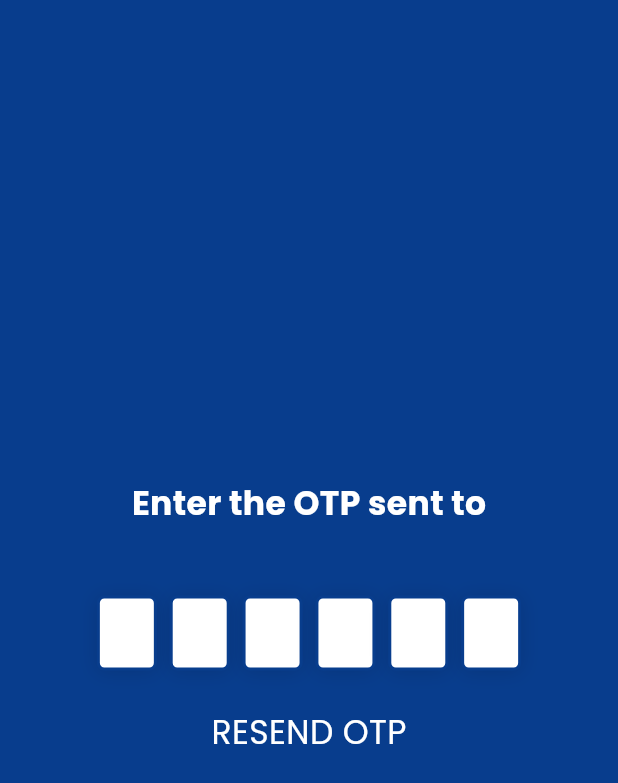
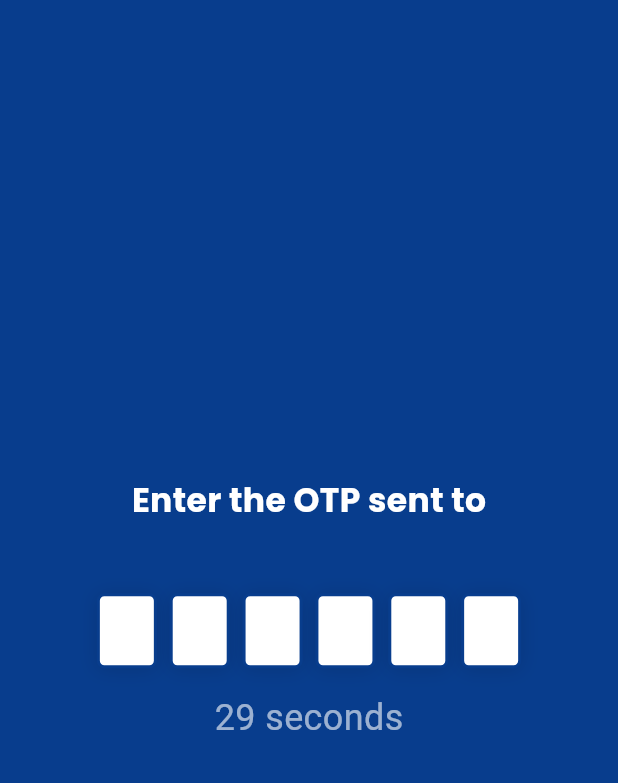
Before and after one commit to criteriontechFlutter/medvantage_kiosk, a Flutter app: the OtpView screen opened directly with empty values, on a phone screen of 412 x 824 dp. Shown: the top 783 px of the screen. Run offline on Flutter 3.47's test engine with Material 3 defaults, Android fonts, the phone set to English and light mode, and no system bars; drawn by our look-alikes of pin_code_fields; our stand-ins replace audioplayers, avatar_glow, blur, cached_network_image, carousel_slider, chewie and 60 more; missing offline and left inert: app_settings, audio_session, chart_sparkline, custom_searchable_dropdown, dart:ffi, encrypt and 22 more; accounts and stored records are empty; project files that could hold a hidden picture were left out.

Commit message:
"8 december nov"

```diff
--- a/lib/Pages/Login Through OTP/otp_view.dart
+++ b/lib/Pages/Login Through OTP/otp_view.dart
@@ -1,3 +1,5 @@
+
+import 'dart:async';
 
 import 'package:flutter/foundation.dart';
 import 'package:flutter/material.dart';
@@ -20,6 +22,29 @@ class OtpView extends StatefulWidget {
 }
 
 class _OtpViewState extends State<OtpView> {
+
+
+  int _seconds = 30;
+  late Timer _timer;
+
+  @override
+  void initState() {
+    super.initState();
+    _startTimer();
+  }
+
+  void _startTimer() {
+    _timer = Timer.periodic(Duration(seconds: 1), (timer) {
+      if (_seconds == 0) {
+        _timer.cancel();
+        // You can add code here to perform actions after the timer ends.
+      } else {
+        setState(() {
+          _seconds--;
+        });
+      }
+    });
+  }
   @override
   Widget build(BuildContext context) {
     var usernameOrNumber = widget.phonenumber;
@@ -120,14 +145,28 @@ class _OtpViewState extends State<OtpView> {
                               },
                             ),
                           ),
+                      Text(
+                        _seconds.toString()=='0'?'':'$_seconds seconds',
+                        style: TextStyle(fontSize: 24,color: Colors.white60),
+                      ),
                           const SizedBox(height: 10),
-                          InkWell(
+                          Visibility(
+                            visible: _seconds.toString()=='0',
+
+                            child: InkWell(
                               onTap: (){
                                 modal.loginThroughOTP(context,  widget.phonenumber.toString());
+                                setState(() {
+                                  _seconds=30;
+                                });
+                                _startTimer();
                               },
                               child: Text(
                                 localization.getLocaleData.resendOTP.toString(),
                                 style: MyTextTheme().veryLargeWCN,
+                              ),
+
+
                             ),
                           ),
                         ],
```
Lines whose indentation alone changed are shown as unchanged.
